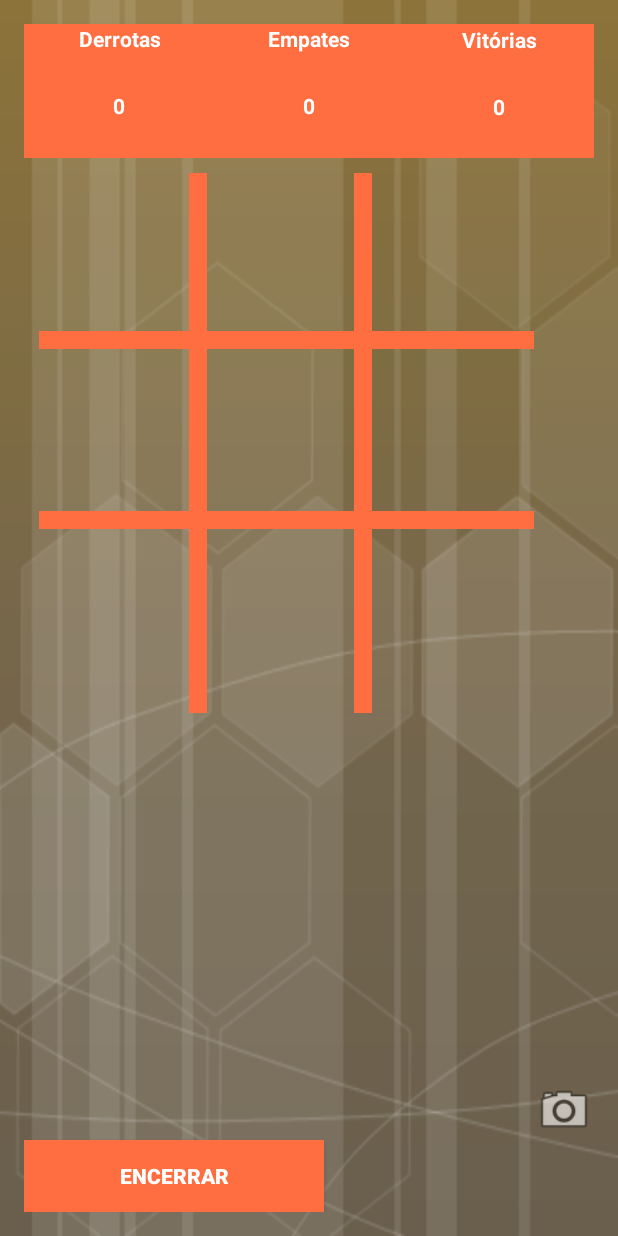
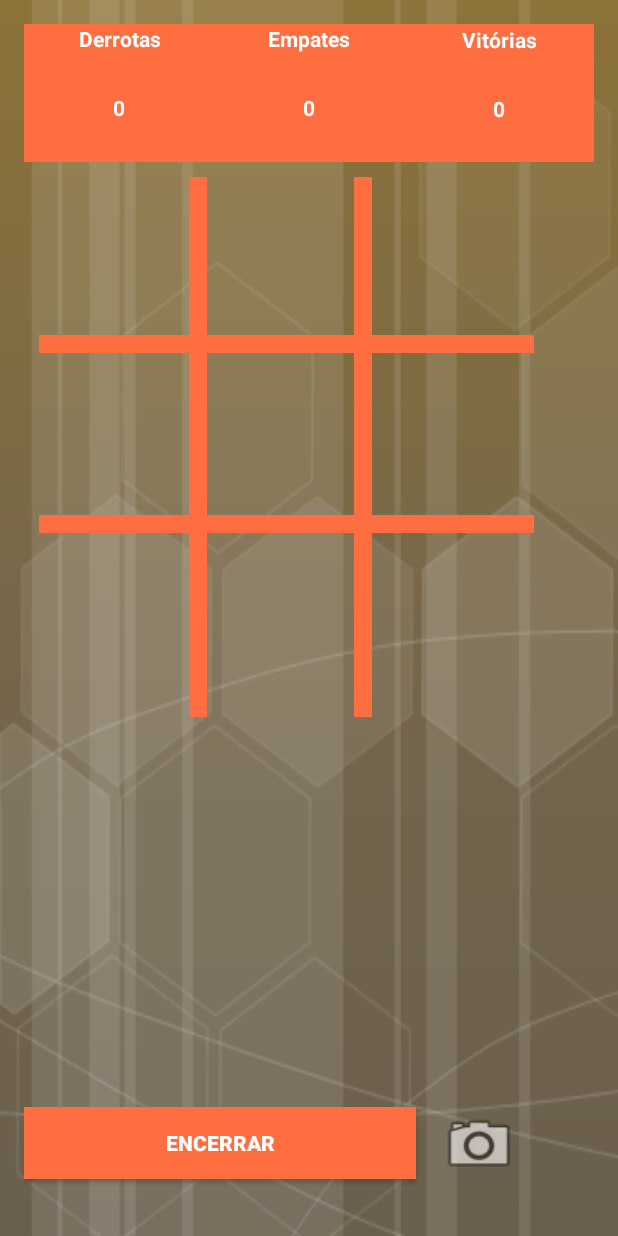
Before and after one commit to WilianFaconi37/JogoVelhaFinal, an Android app: the layout activity_jogo_velha.xml on its own in the app's theme, with its tools: preview values and no code run, on a phone screen of 412 x 824 dp. Run offline under Robolectric (Android 15) with nearby library versions, the phone set to English and light mode, and no system bars.

Commit message:
Ajustes nos icones e layouts

```diff
--- a/app/src/main/res/layout/activity_jogo_velha.xml
+++ b/app/src/main/res/layout/activity_jogo_velha.xml
@@ -280,13 +280,15 @@
 
     </FrameLayout>
 
+    <LinearLayout
+        android:orientation="vertical"
+        android:layout_width="400dp"
+        android:layout_height="70dp">
 
-    <ImageView
-        android:id="@+id/ivImage"
-        android:layout_width="40dp"
-        android:layout_height="40dp"
-        android:layout_gravity="right|end"
-        android:background="@android:drawable/ic_menu_camera"/>
+        <LinearLayout
+            android:orientation="horizontal"
+            android:layout_width="match_parent"
+            android:layout_height="match_parent">
 
             <Button
                 android:text="Encerrar"
@@ -296,7 +298,21 @@
                 android:onClick="goShareResultGame"
                 android:textColor="@android:color/white"
                 android:background="#FF6E40"
-        android:textStyle="normal|bold"/>
+                android:textStyle="normal|bold"
+                android:layout_weight="1.16" />
+
+            <ImageView
+                android:id="@+id/ivImage"
+                android:layout_width="0dp"
+                android:layout_height="50dp"
+                android:layout_gravity="right|end"
+                android:layout_marginRight="70dp"
+                android:layout_marginLeft="15dp"
+                android:background="@android:drawable/ic_menu_camera"
+                android:layout_weight="1" />
+        </LinearLayout>
+
+    </LinearLayout>
 
 
 </LinearLayout>
```
Also changed, not shown: app/src/main/res/layout/activity_login.xml (+4 -4 lines), app/src/main/res/layout/activity_main.xml (+40 -41 lines), app/src/main/res/layout/activity_result.xml (+8 -6 lines). Lines whose indentation alone changed are shown as unchanged.
